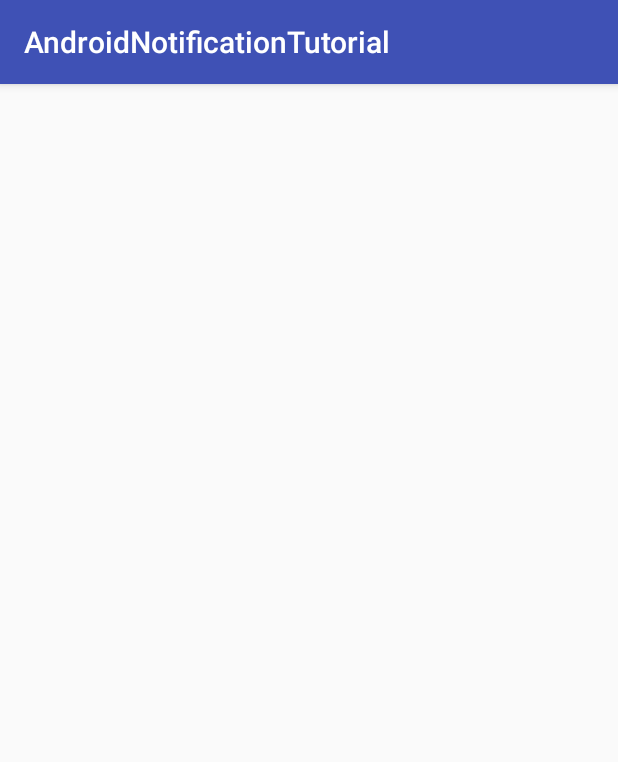
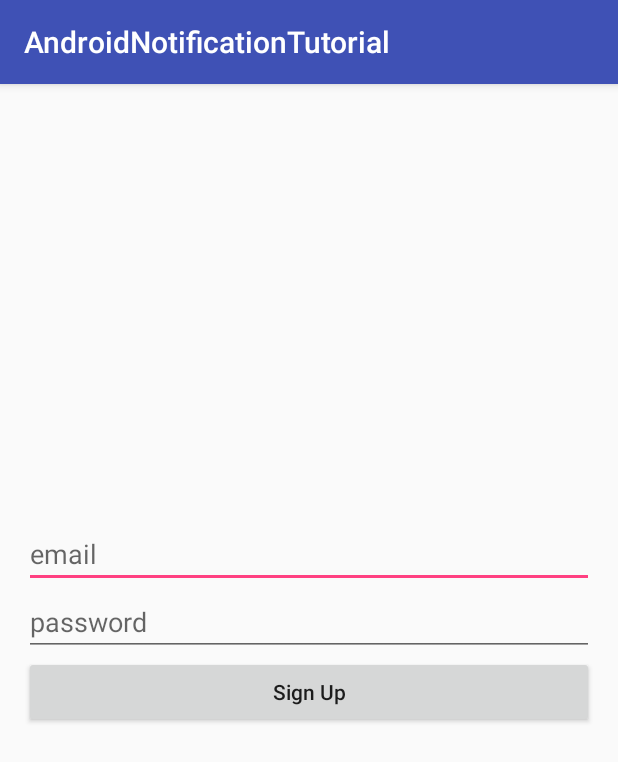
Before and after one commit to probelalkhan/android-notification-tutorial, an Android app: the screen it shows after launch (MainActivity), on a phone screen of 412 x 824 dp. Shown: the top 762 px of the screen. Run offline under Robolectric (Android 15) with nearby library versions, the phone set to English and light mode, and no system bars; our stand-ins replace Firebase (no records; nobody signed in at launch, a user with empty details on screens opened directly); 1 statement that could not run was skipped.

```diff
--- a/app/build.gradle
+++ b/app/build.gradle
@@ -20,7 +20,8 @@ android {
 }
 
 dependencies {
-    def firebase_version = '17.3.3'
+    def firebase_messaging_version = '17.3.3'
+    def firebase_auth_version = '16.0.4'
 
     implementation fileTree(dir: 'libs', include: ['*.jar'])
     implementation 'com.android.support:appcompat-v7:27.1.1'
@@ -28,5 +29,6 @@ dependencies {
     testImplementation 'junit:junit:4.12'
     androidTestImplementation 'com.android.support.test:runner:1.0.2'
     androidTestImplementation 'com.android.support.test.espresso:espresso-core:3.0.2'
-    implementation "com.google.firebase:firebase-messaging:$firebase_version"
+    implementation "com.google.firebase:firebase-messaging:$firebase_messaging_version"
+    implementation "com.google.firebase:firebase-auth:$firebase_auth_version"
 }
--- a/app/src/main/AndroidManifest.xml
+++ b/app/src/main/AndroidManifest.xml
@@ -16,6 +16,7 @@
                 <category android:name="android.intent.category.LAUNCHER" />
             </intent-filter>
         </activity>
+        <activity android:name=".ProfileActivity"></activity>
     </application>
 
 </manifest>
--- a/app/src/main/java/net/simplifiedcoding/androidnotificationtutorial/MainActivity.java
+++ b/app/src/main/java/net/simplifiedcoding/androidnotificationtutorial/MainActivity.java
@@ -2,6 +2,7 @@ package net.simplifiedcoding.androidnotificationtutorial;
 
 import android.app.NotificationChannel;
 import android.app.NotificationManager;
+import android.content.Intent;
 import android.os.Build;
 import android.os.Bundle;
 import android.support.annotation.NonNull;
@@ -9,10 +10,16 @@ import android.support.v4.app.NotificationCompat;
 import android.support.v4.app.NotificationManagerCompat;
 import android.support.v7.app.AppCompatActivity;
 import android.view.View;
+import android.widget.EditText;
+import android.widget.ProgressBar;
 import android.widget.TextView;
+import android.widget.Toast;
 
 import com.google.android.gms.tasks.OnCompleteListener;
 import com.google.android.gms.tasks.Task;
+import com.google.firebase.auth.AuthResult;
+import com.google.firebase.auth.FirebaseAuth;
+import com.google.firebase.auth.FirebaseAuthUserCollisionException;
 import com.google.firebase.iid.FirebaseInstanceId;
 import com.google.firebase.iid.InstanceIdResult;
 
@@ -26,12 +33,17 @@ public class MainActivity extends AppCompatActivity {
     private static final String CHANNEL_NAME = "Simplified Coding";
     private static final String CHANNEL_DESC = "Simplified Coding Notifications";
 
-    private TextView textView;
+    private EditText editTextEmail, editTextPassword;
+    private ProgressBar progressBar;
+
+    private FirebaseAuth mAuth;
 
     @Override
     protected void onCreate(Bundle savedInstanceState) {
         super.onCreate(savedInstanceState);
         setContentView(R.layout.activity_main);
+
+        mAuth = FirebaseAuth.getInstance();
 
         if (Build.VERSION.SDK_INT >= Build.VERSION_CODES.O) {
             NotificationChannel channel = new NotificationChannel(CHANNEL_ID, CHANNEL_NAME, NotificationManager.IMPORTANCE_DEFAULT);
@@ -40,7 +52,18 @@ public class MainActivity extends AppCompatActivity {
             manager.createNotificationChannel(channel);
         }
 
-        textView = findViewById(R.id.textViewToken);
+        progressBar = findViewById(R.id.progressbar);
+        progressBar.setVisibility(View.INVISIBLE);
+        editTextEmail = findViewById(R.id.editTextEmail);
+        editTextPassword = findViewById(R.id.editTextPassword);
+
+        findViewById(R.id.buttonSignUp).setOnClickListener(new View.OnClickListener() {
+            @Override
+            public void onClick(View v) {
+                createUser();
+            }
+        });
+
 
         FirebaseInstanceId.getInstance().getInstanceId()
                 .addOnCompleteListener(new OnCompleteListener<InstanceIdResult>() {
@@ -48,13 +71,78 @@ public class MainActivity extends AppCompatActivity {
                     public void onComplete(@NonNull Task<InstanceIdResult> task) {
                         if (task.isSuccessful()) {
                             String token = task.getResult().getToken();
-                            textView.setText("Token : " + token);
+
                         } else {
-                            textView.setText(task.getException().getMessage());
+
                         }
                     }
                 });
 
+    }
+
+    private void createUser() {
+        final String email = editTextEmail.getText().toString().trim();
+        final String password = editTextEmail.getText().toString().trim();
+
+        if (email.isEmpty()) {
+            editTextEmail.setError("Email required");
+            editTextEmail.requestFocus();
+            return;
+        }
+
+        if (password.isEmpty()) {
+            editTextPassword.setError("Password required");
+            editTextPassword.requestFocus();
+            return;
+        }
+
+        if (password.length() < 6) {
+            editTextPassword.setError("Password should be atleast 6 char long");
+            editTextPassword.requestFocus();
+            return;
+        }
+
+        progressBar.setVisibility(View.VISIBLE);
+        mAuth.createUserWithEmailAndPassword(email, password)
+                .addOnCompleteListener(new OnCompleteListener<AuthResult>() {
+                    @Override
+                    public void onComplete(@NonNull Task<AuthResult> task) {
+
+                        if (task.isSuccessful()) {
+                            startProfileActivity();
+                        }else{
+                            if(task.getException() instanceof FirebaseAuthUserCollisionException){
+                                userLogin(email, password);
+                            }else{
+                                progressBar.setVisibility(View.INVISIBLE);
+                                Toast.makeText(MainActivity.this, task.getException().getMessage(), Toast.LENGTH_LONG).show();
+                            }
+                        }
+
+                    }
+                });
+    }
+
+    private void userLogin(String email, String password){
+
+        mAuth.signInWithEmailAndPassword(email, password)
+                .addOnCompleteListener(new OnCompleteListener<AuthResult>() {
+                    @Override
+                    public void onComplete(@NonNull Task<AuthResult> task) {
+                        if(task.isSuccessful()){
+                            startProfileActivity();
+                        }else{
+                            progressBar.setVisibility(View.INVISIBLE);
+                            Toast.makeText(MainActivity.this, task.getException().getMessage(), Toast.LENGTH_LONG).show();
+                        }
+                    }
+                });
+    }
+
+    private void startProfileActivity() {
+        Intent intent = new Intent(this, ProfileActivity.class);
+        intent.addFlags(Intent.FLAG_ACTIVITY_NEW_TASK | Intent.FLAG_ACTIVITY_CLEAR_TASK);
+        startActivity(intent);
     }
 
     private void displayNotification() {
--- a/app/src/main/res/layout/activity_main.xml
+++ b/app/src/main/res/layout/activity_main.xml
@@ -6,11 +6,42 @@
     android:layout_height="match_parent"
     tools:context=".MainActivity">
 
-    <TextView
-        android:id="@+id/textViewToken"
-        android:textAllCaps="false"
+    <LinearLayout
+        android:layout_width="match_parent"
+        android:layout_height="wrap_content"
         android:layout_centerInParent="true"
-        android:layout_width="wrap_content"
-        android:layout_height="wrap_content" />
+        android:orientation="vertical"
+        android:padding="16dp">
+
+        <EditText
+            android:id="@+id/editTextEmail"
+            android:layout_width="match_parent"
+            android:layout_height="wrap_content"
+            android:hint="email"
+            android:inputType="textEmailAddress" />
+
+
+        <EditText
+            android:id="@+id/editTextPassword"
+            android:layout_width="match_parent"
+            android:layout_height="wrap_content"
+            android:hint="password"
+            android:inputType="textPassword" />
+
+        <Button
+            android:id="@+id/buttonSignUp"
+            android:layout_width="match_parent"
+            android:layout_height="wrap_content"
+            android:text="Sign Up"
+            android:textAllCaps="false" />
+
+        <ProgressBar
+
+            android:id="@+id/progressbar"
+            android:layout_width="wrap_content"
+            android:layout_height="wrap_content"
+            android:layout_gravity="center_horizontal" />
+
+    </LinearLayout>
 
 </RelativeLayout>
```
Also changed, not shown: app/src/main/java/net/simplifiedcoding/androidnotificationtutorial/ProfileActivity.java (added, +13 -0 lines), app/src/main/res/layout/activity_profile.xml (added, +9 -0 lines).
